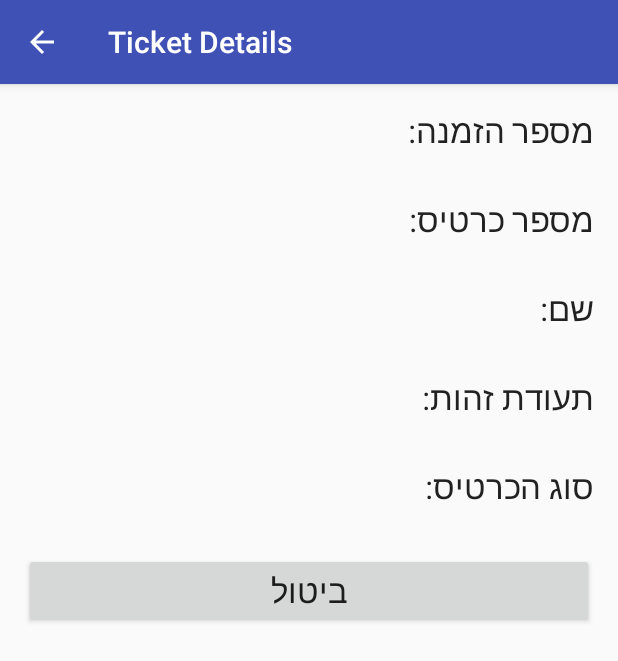
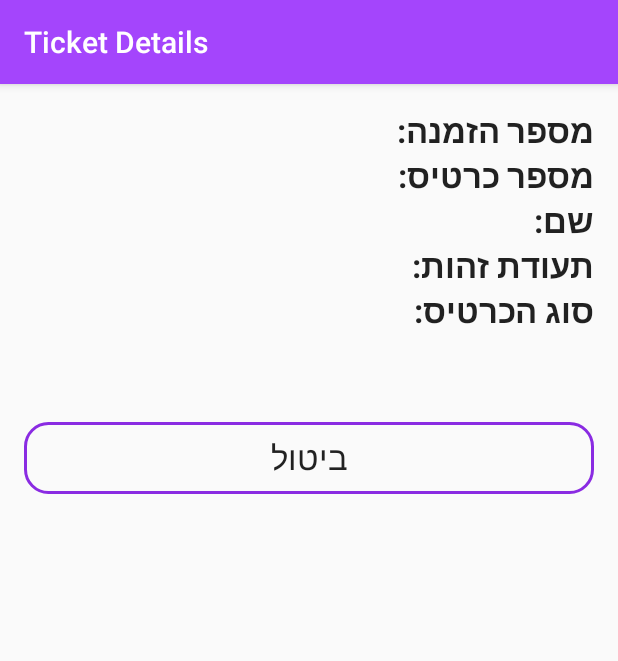
Before and after one commit to rotman/midburn-gate-android, an Android app: the ShowActivity screen opened directly, with no data from a screen before it, on a phone screen of 412 x 824 dp. Shown: the top 661 px of the screen. Run offline under Robolectric (Android 15) with nearby library versions, the phone set to English and light mode, and no system bars.

Commit message:
UI changes add field for disabled parking Error handling

```diff
--- /dev/null
+++ b/app/src/main/res/drawable/button_bg_rounded_corners.xml
@@ -0,0 +1,11 @@
+<?xml version="1.0" encoding="utf-8"?>
+<selector xmlns:android="http://schemas.android.com/apk/res/android">
+    <item>
+        <shape android:shape="rectangle">
+            <stroke android:color="#8A2BE2" android:width="2dp" />
+            <!--corners allow us to make the rounded corners button-->
+            <corners android:radius="15dp" />
+
+        </shape>
+    </item>
+</selector>
--- a/app/src/main/res/layout/activity_show.xml
+++ b/app/src/main/res/layout/activity_show.xml
@@ -12,84 +12,144 @@
     android:paddingTop="@dimen/activity_vertical_margin"
     tools:context="com.midburn.gate.midburngate.activities.ShowActivity">
 
-    <TextView android:layout_width="wrap_content"
-              android:layout_height="wrap_content"
-              android:layout_gravity="end"
-              android:text="@string/invitation_number"
-              android:textAppearance="?android:attr/textAppearanceLarge"/>
+    <RelativeLayout android:layout_width="match_parent"
+                    android:layout_height="wrap_content">
 
         <TextView android:id="@+id/invitationNumberTextView_ShowActivity"
-              android:layout_width="match_parent"
+                  android:layout_width="wrap_content"
                   android:layout_height="wrap_content"
+                  android:layout_alignParentStart="true"
                   android:textAppearance="?android:attr/textAppearanceLarge"/>
 
         <TextView android:layout_width="wrap_content"
                   android:layout_height="wrap_content"
-              android:layout_gravity="end"
+                  android:layout_alignParentEnd="true"
+                  android:text="@string/invitation_number"
+                  android:textAppearance="?android:attr/textAppearanceLarge"
+                  android:textStyle="bold"/>
+
+    </RelativeLayout>
+
+    <RelativeLayout android:layout_width="match_parent"
+                    android:layout_height="wrap_content">
+
+
+        <TextView android:layout_width="wrap_content"
+                  android:layout_height="wrap_content"
+                  android:layout_alignParentEnd="true"
                   android:text="@string/ticket_number"
+                  android:textAppearance="?android:attr/textAppearanceLarge"
+                  android:textStyle="bold"/>
+
+        <TextView android:id="@+id/ticketNumberTextView_ShowActivity"
+                  android:layout_width="wrap_content"
+                  android:layout_height="wrap_content"
+                  android:layout_alignParentStart="true"
                   android:textAppearance="?android:attr/textAppearanceLarge"/>
 
-    <TextView android:id="@+id/ticketNumberTextView_ShowActivity"
-              android:layout_width="match_parent"
+    </RelativeLayout>
+
+    <RelativeLayout android:layout_width="match_parent"
+                    android:layout_height="wrap_content">
+
+        <TextView android:layout_width="wrap_content"
+                  android:layout_height="wrap_content"
+                  android:layout_alignParentEnd="true"
+                  android:text="@string/ticket_owner_name"
+                  android:textAppearance="?android:attr/textAppearanceLarge"
+                  android:textStyle="bold"/>
+
+        <TextView android:id="@+id/ticketOwnerTextView_ShowActivity"
+                  android:layout_width="wrap_content"
                   android:layout_height="wrap_content"
                   android:textAppearance="?android:attr/textAppearanceLarge"/>
 
+    </RelativeLayout>
+
+    <RelativeLayout android:layout_width="match_parent"
+                    android:layout_height="wrap_content">
+
         <TextView android:layout_width="wrap_content"
                   android:layout_height="wrap_content"
-              android:layout_gravity="end"
-              android:text="@string/ticket_owner_name"
-              android:textAppearance="?android:attr/textAppearanceLarge"/>
+                  android:layout_alignParentEnd="true"
+                  android:text="@string/ticket_owner_id"
+                  android:textAppearance="?android:attr/textAppearanceLarge"
+                  android:textStyle="bold"/>
 
-    <TextView android:id="@+id/ticketOwnerTextView_ShowActivity"
-              android:layout_width="match_parent"
+        <TextView android:id="@+id/ticketOwnerIdTextView_ShowActivity"
+                  android:layout_width="wrap_content"
                   android:layout_height="wrap_content"
                   android:textAppearance="?android:attr/textAppearanceLarge"/>
 
-    <TextView android:layout_width="wrap_content"
+    </RelativeLayout>
+
+
+    <LinearLayout android:layout_width="match_parent"
                   android:layout_height="wrap_content"
-              android:layout_gravity="end"
-              android:text="@string/ticket_owner_id"
-              android:textAppearance="?android:attr/textAppearanceLarge"/>
+                  android:orientation="vertical">
 
-    <TextView android:id="@+id/ticketOwnerIdTextView_ShowActivity"
-              android:layout_width="match_parent"
+        <TextView android:layout_width="match_parent"
                   android:layout_height="wrap_content"
-              android:textAppearance="?android:attr/textAppearanceLarge"/>
-
-    <TextView android:layout_width="wrap_content"
-              android:layout_height="wrap_content"
-              android:layout_gravity="end"
                   android:text="@string/ticket_type"
-              android:textAppearance="?android:attr/textAppearanceLarge"/>
+                  android:textAppearance="?android:attr/textAppearanceLarge"
+                  android:textStyle="bold"/>
 
         <TextView android:id="@+id/ticketTypeTextView_ShowActivity"
                   android:layout_width="match_parent"
                   android:layout_height="wrap_content"
+                  android:gravity="start"
                   android:textAppearance="?android:attr/textAppearanceLarge"/>
 
+    </LinearLayout>
+
+    <LinearLayout android:id="@+id/disabledLayout_ShowActivity"
+                  android:layout_width="wrap_content"
+                  android:layout_height="wrap_content"
+                  android:layout_marginBottom="30dp"
+                  android:layout_marginTop="30dp"
+                  android:visibility="gone">
+
+
+        <ImageView android:layout_width="50dp"
+                   android:layout_height="50dp"
+                   android:src="@drawable/wheel_chair"/>
+
+        <TextView android:layout_width="wrap_content"
+                  android:layout_height="wrap_content"
+                  android:text="@string/allowed_park_disabled"
+                  android:textAppearance="?android:attr/textAppearanceLarge"
+                  android:textStyle="bold"/>
+    </LinearLayout>
+
+
     <Button android:id="@+id/exitButton_ShowActivity"
+            style="@style/RoundedCornerButton"
             android:layout_width="match_parent"
             android:layout_height="wrap_content"
+            android:background="@android:color/holo_red_light"
+            android:foreground="?android:attr/selectableItemBackground"
             android:onClick="exit"
-                android:background="@android:color/holo_red_light"
+            android:text="@string/exit"
             android:textAppearance="?android:attr/textAppearanceLarge"
-                android:visibility="gone"
-                android:text="@string/exit"/>
+            android:visibility="gone"/>
 
         <Button android:id="@+id/entranceButton_ShowActivity"
                 android:layout_width="match_parent"
                 android:layout_height="wrap_content"
                 android:onClick="entrance"
+                style="@style/RoundedCornerButton"
+                android:foreground="?android:attr/selectableItemBackground"
                 android:background="@android:color/holo_green_light"
-                android:textAppearance="?android:attr/textAppearanceLarge"
                 android:visibility="gone"
-                android:layout_marginBottom="30dp"
                 android:text="@string/entrance"/>
 
     <Button android:id="@+id/cancelButton_ShowActivity"
             android:layout_width="match_parent"
             android:layout_height="wrap_content"
+            style="@style/RoundedCornerButton"
+            android:layout_marginTop="30dp"
             android:onClick="cancel"
+            android:foreground="?android:attr/selectableItemBackground"
             android:textAppearance="?android:attr/textAppearanceLarge"
             android:text="@string/cancel"/>
 
--- a/app/src/main/res/values/colors.xml
+++ b/app/src/main/res/values/colors.xml
@@ -1,6 +1,6 @@
 <?xml version="1.0" encoding="utf-8"?>
 <resources>
-    <color name="colorPrimary">#3F51B5</color>
-    <color name="colorPrimaryDark">#303F9F</color>
-    <color name="colorAccent">#FF4081</color>
+    <color name="colorPrimary">#A445FC</color>
+    <color name="colorPrimaryDark">#8A2BE2</color>
+    <color name="colorAccent">#8A2BE2</color>
 </resources>
--- a/app/src/main/res/values/styles.xml
+++ b/app/src/main/res/values/styles.xml
@@ -14,4 +14,8 @@
         <item name="android:windowIsTranslucent">true</item>
     </style>
 
+    <style name="RoundedCornerButton">
+        <item name="android:background">@drawable/button_bg_rounded_corners</item>
+    </style>
+
 </resources>
```
Also changed, not shown: app/src/main/java/com/midburn/gate/midburngate/activities/InsertGateCodeActivity.java (+5 -6 lines), app/src/main/java/com/midburn/gate/midburngate/activities/MainActivity.java (+9 -11 lines), app/src/main/java/com/midburn/gate/midburngate/activities/ShowActivity.java (+51 -15 lines), app/src/main/java/com/midburn/gate/midburngate/consts/AppConsts.java (+14 -3 lines), app/src/main/java/com/midburn/gate/midburngate/model/Ticket.java (+17 -0 lines), app/src/main/java/com/midburn/gate/midburngate/utils/AppUtils.java (+14 -3 lines), app/src/main/res/drawable/border.xml (added, +11 -0 lines), app/src/main/res/layout/activity_insert_gate.xml (+6 -3 lines), app/src/main/res/layout/activity_main.xml (+36 -8 lines), app/src/main/res/layout/drawer_list_item.xml (deleted, +0 -11 lines), app/src/main/res/values/strings.xml (+13 -2 lines), app/src/main/res/drawable/scan.png, app/src/main/res/drawable/wheel_chair.png (added). Lines whose indentation alone changed are shown as unchanged.
